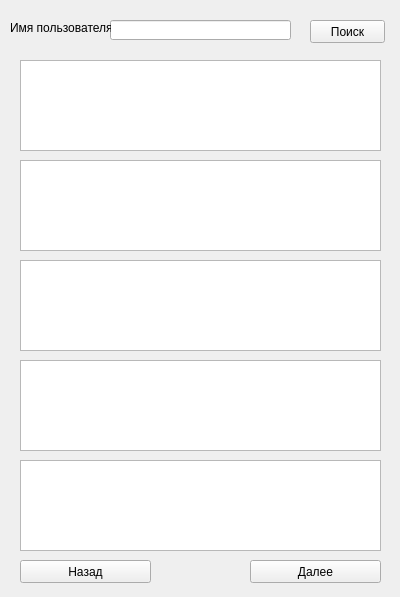
unix-admin/ita_cource, file usersearch.ui: the form before one commit.
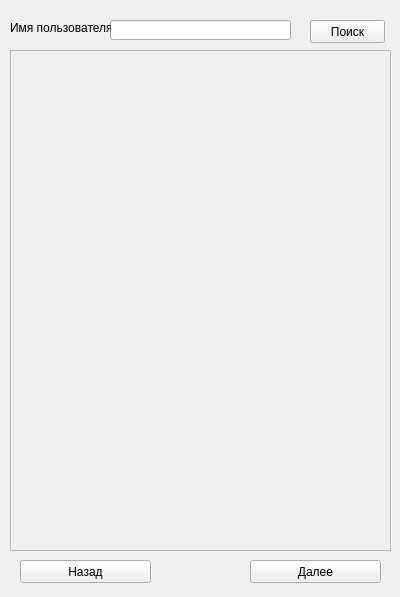
The form after the commit.

Commit message: Add dynamic search result boxes, prepare to parsing usersearch results

```diff
--- a/usersearch.ui
+++ b/usersearch.ui
@@ -49,56 +49,6 @@
     <string>Имя пользователя</string>
    </property>
   </widget>
-  <widget class="QTextEdit" name="textEdit">
-   <property name="geometry">
-    <rect>
-     <x>20</x>
-     <y>60</y>
-     <width>361</width>
-     <height>91</height>
-    </rect>
-   </property>
-  </widget>
-  <widget class="QTextEdit" name="textEdit_2">
-   <property name="geometry">
-    <rect>
-     <x>20</x>
-     <y>160</y>
-     <width>361</width>
-     <height>91</height>
-    </rect>
-   </property>
-  </widget>
-  <widget class="QTextEdit" name="textEdit_3">
-   <property name="geometry">
-    <rect>
-     <x>20</x>
-     <y>260</y>
-     <width>361</width>
-     <height>91</height>
-    </rect>
-   </property>
-  </widget>
-  <widget class="QTextEdit" name="textEdit_4">
-   <property name="geometry">
-    <rect>
-     <x>20</x>
-     <y>360</y>
-     <width>361</width>
-     <height>91</height>
-    </rect>
-   </property>
-  </widget>
-  <widget class="QTextEdit" name="textEdit_5">
-   <property name="geometry">
-    <rect>
-     <x>20</x>
-     <y>460</y>
-     <width>361</width>
-     <height>91</height>
-    </rect>
-   </property>
-  </widget>
   <widget class="QPushButton" name="pushButton_2">
    <property name="geometry">
     <rect>
@@ -125,6 +75,32 @@
     <string>Далее</string>
    </property>
   </widget>
+  <widget class="QScrollArea" name="scrollArea">
+   <property name="geometry">
+    <rect>
+     <x>10</x>
+     <y>50</y>
+     <width>381</width>
+     <height>501</height>
+    </rect>
+   </property>
+   <property name="widgetResizable">
+    <bool>true</bool>
+   </property>
+   <property name="alignment">
+    <set>Qt::AlignBottom|Qt::AlignLeading|Qt::AlignLeft</set>
+   </property>
+   <widget class="QWidget" name="scrollAreaWidgetContents">
+    <property name="geometry">
+     <rect>
+      <x>0</x>
+      <y>0</y>
+      <width>379</width>
+      <height>499</height>
+     </rect>
+    </property>
+   </widget>
+  </widget>
  </widget>
  <resources/>
  <connections/>
```
The commit also changes 7 other files.
